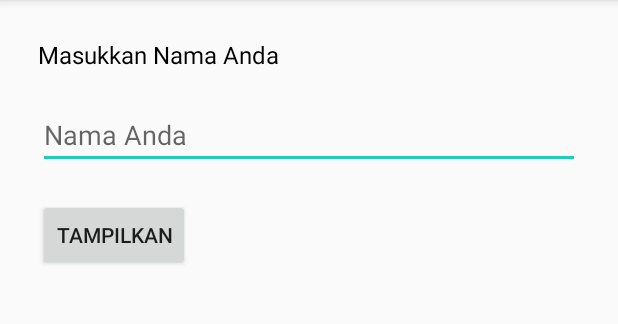
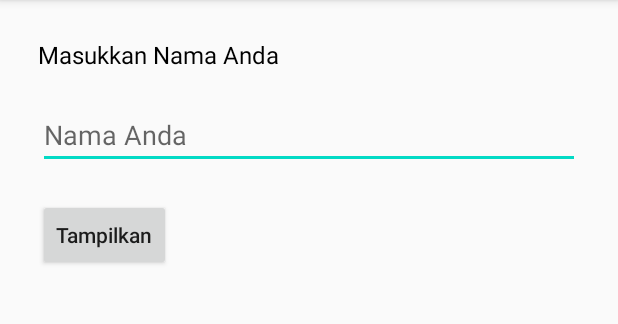
Before and after one commit to zuniarhidaya/dts2020, an Android app: the AplikasiNama screen opened directly, with no data from a screen before it, on a phone screen of 412 x 824 dp, the part 84-408 px from its top. Run offline under Robolectric (Android 15) with nearby library versions, the phone set to English and light mode, and no system bars.

Commit message:
Aplikasi Nama

```diff
--- a/app/src/main/java/com/example/dts2020/AplikasiNama.java
+++ b/app/src/main/java/com/example/dts2020/AplikasiNama.java
@@ -3,12 +3,31 @@ package com.example.dts2020;
 import androidx.appcompat.app.AppCompatActivity;
 
 import android.os.Bundle;
+import android.view.View;
+import android.widget.Button;
+import android.widget.EditText;
+import android.widget.TextView;
 
 public class AplikasiNama extends AppCompatActivity {
+
+    EditText editNama;
+    Button actionTampilkan;
+    TextView hasil;
 
     @Override
     protected void onCreate(Bundle savedInstanceState) {
         super.onCreate(savedInstanceState);
         setContentView(R.layout.activity_aplikasi_nama);
+
+        editNama = (EditText) findViewById(R.id.editNama);
+        actionTampilkan = (Button) findViewById(R.id.buttonTampil);
+        hasil = (TextView) findViewById(R.id.hasil);
+
+        actionTampilkan.setOnClickListener(new View.OnClickListener() {
+            @Override
+            public void onClick(View v) {
+                hasil.setText(editNama.getText().toString());
+            }
+        });
     }
 }
--- a/app/src/main/res/layout/activity_aplikasi_nama.xml
+++ b/app/src/main/res/layout/activity_aplikasi_nama.xml
@@ -14,23 +14,34 @@
         android:layout_margin="25dp">
 
         <TextView
+            android:id="@+id/label"
             android:layout_width="wrap_content"
             android:layout_height="wrap_content"
-            android:text="Masukkan Nama Anda"
+            android:text="@string/lbl_nama"
             android:textSize="16sp"
             android:layout_marginBottom="20dp"
             android:textColor="#000000"/>
 
         <EditText
+            android:id="@+id/editNama"
             android:layout_width="match_parent"
             android:layout_height="wrap_content"
             android:hint="Nama Anda"
             android:layout_marginBottom="20dp"/>
 
         <Button
+            android:id="@+id/buttonTampil"
             android:layout_width="wrap_content"
             android:layout_height="wrap_content"
-            android:text="Tampilkan" />
+            android:text="@string/btn_tampil_nama"/>
+
+        <TextView
+            android:id="@+id/hasil"
+            android:layout_width="wrap_content"
+            android:layout_height="wrap_content"
+            android:textSize="16sp"
+            android:layout_marginTop="20dp"
+            android:textColor="#000000"/>
 
     </LinearLayout>
 
--- a/app/src/main/res/values/strings.xml
+++ b/app/src/main/res/values/strings.xml
@@ -1,3 +1,5 @@
 <resources>
     <string name="app_name">DTS2020</string>
+    <string name="lbl_nama">Masukkan Nama Anda</string>
+    <string name="btn_tampil_nama">Tampilkan</string>
 </resources>
--- a/app/src/main/res/values/styles.xml
+++ b/app/src/main/res/values/styles.xml
@@ -5,6 +5,7 @@
         <item name="colorPrimary">@color/colorPrimary</item>
         <item name="colorPrimaryDark">@color/colorPrimaryDark</item>
         <item name="colorAccent">@color/colorAccent</item>
+        <item name="textAllCaps">false</item>
     </style>
 
 </resources>
```
